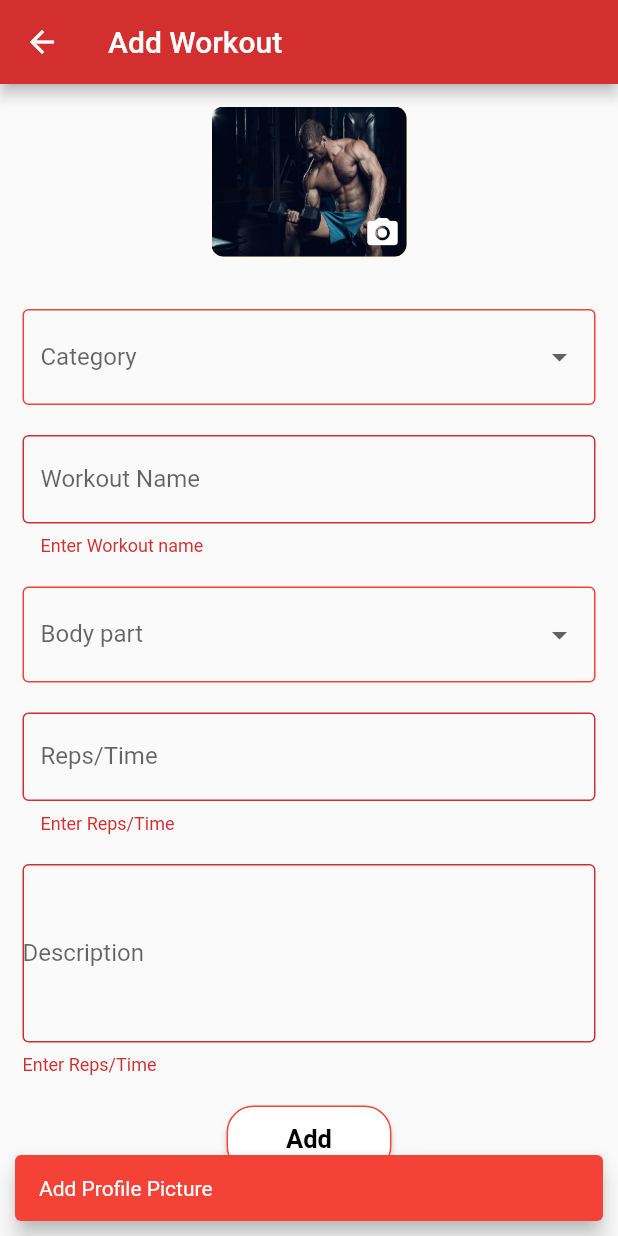
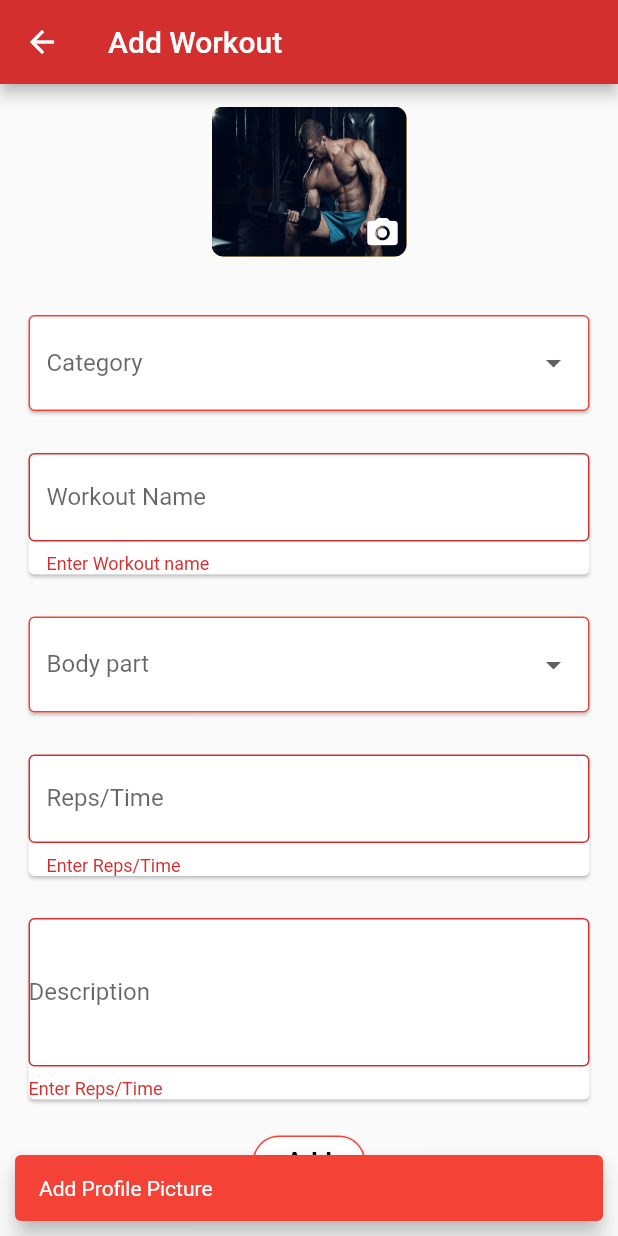
Before and after one commit to Syamkrishna2272/CrossFit-Homeworkout, a Flutter app: the Adminaddworkoutpage screen opened directly, after a tap on "Add", on a phone screen of 412 x 824 dp. Run offline on Flutter 3.47's test engine with Material 2 defaults, Android fonts, the phone set to English and light mode, and no system bars; our stand-ins replace hive, hive_flutter, image_picker, lottie, shared_preferences; accounts and stored records are empty; project files that could hold a hidden picture were left out.

Commit message:
card added for the admin add workout

```diff
--- a/lib/screens/admin_add_workout.dart
+++ b/lib/screens/admin_add_workout.dart
@@ -35,6 +35,7 @@ class _AdminaddworkoutpageState extends State<Adminaddworkoutpage> {
     'Wings'
   ];
   String? category;
+  String? bodypart;
 
   final _categoryController = TextEditingController();
 
@@ -101,7 +102,8 @@ class _AdminaddworkoutpageState extends State<Adminaddworkoutpage> {
                     key: validation,
                     child: Column(
                       children: [
-                        DropdownButtonFormField<String>(
+                        Card(
+                          child: DropdownButtonFormField<String>(
                             value: _selectedcategory,
                             onChanged: (String? value) {
                               setState(() {
@@ -122,10 +124,12 @@ class _AdminaddworkoutpageState extends State<Adminaddworkoutpage> {
                                 enabledBorder: OutlineInputBorder(
                                     borderSide: BorderSide(color: Colors.red))),
                           ),
+                        ),
                         SizedBox(
                           height: 20,
                         ),
-                        TextFormField(
+                        Card(
+                          child: TextFormField(
                             textCapitalization: TextCapitalization.words,
                             validator: (value) {
                               if (value!.isEmpty) {
@@ -142,10 +146,12 @@ class _AdminaddworkoutpageState extends State<Adminaddworkoutpage> {
                               ),
                             ),
                           ),
+                        ),
                         const SizedBox(
                           height: 20,
                         ),
-                        DropdownButtonFormField<String>(
+                        Card(
+                          child: DropdownButtonFormField<String>(
                               value: _selectedbodypart,
                               items: bodypartList.map((String bodypart) {
                                 return DropdownMenuItem<String>(
@@ -165,30 +171,12 @@ class _AdminaddworkoutpageState extends State<Adminaddworkoutpage> {
                                   print(_selectedbodypart);
                                 });
                               }),
-
-                        // TextFormField(
-                        //   textCapitalization: TextCapitalization.words,
-                        //   validator: (value) {
-                        //     if (value!.isEmpty) {
-                        //       return 'Enter Body Part';
-                        //     }
-                        //     return null;
-                        //   },
-                        //   controller: _bodypartController,
-                        //   decoration:  InputDecoration(
-                        //     labelText: "Body Parts",
-                        //     border: OutlineInputBorder(),
-                        //     enabledBorder: OutlineInputBorder(
-                        //       borderSide: BorderSide(color: Colors.red),
-
-                        //     ),
-
-                        //   ),
-                        // ),
+                        ),
                         SizedBox(
                           height: 20,
                         ),
-                        TextFormField(
+                        Card(
+                          child: TextFormField(
                             keyboardType: TextInputType.number,
                             validator: (value) {
                               if (value!.isEmpty) {
@@ -208,10 +196,12 @@ class _AdminaddworkoutpageState extends State<Adminaddworkoutpage> {
                               ),
                             ),
                           ),
+                        ),
                         const SizedBox(
                           height: 20,
                         ),
-                        TextFormField(
+                        Card(
+                          child: TextFormField(
                             validator: (value) {
                               if (value!.isEmpty) {
                                 return 'Enter Reps/Time';
@@ -219,13 +209,15 @@ class _AdminaddworkoutpageState extends State<Adminaddworkoutpage> {
                               return null;
                             },
                             controller: _descriptionController,
-                          textAlign: TextAlign.start,
+                            // textAlign: TextAlign.start,
                             decoration: const InputDecoration(
                               labelText: "Description",
-                            contentPadding: EdgeInsets.symmetric(vertical: 50),
+                              contentPadding:
+                                  EdgeInsets.symmetric(vertical: 40),
                               border: OutlineInputBorder(),
                               enabledBorder: OutlineInputBorder(
                                 borderSide: BorderSide(color: Colors.red),
+                              ),
                             ),
                           ),
                         ),
@@ -235,8 +227,8 @@ class _AdminaddworkoutpageState extends State<Adminaddworkoutpage> {
                   height: 20,
                 ),
                 Container(
-                  width: 110,
-                  height: 45,
+                  width: 75,
+                  height: 35,
                   child: ElevatedButton(
                       onPressed: () {
                         onAddButtonClicked(context);
@@ -265,7 +257,7 @@ class _AdminaddworkoutpageState extends State<Adminaddworkoutpage> {
   Future<void> onAddButtonClicked(context) async {
     // final _category = _categoryController.text.trim();
     final _workoutname = _workoutnameController.text.trim();
-    final _bodypart = _bodypartController.text.trim();
+
     final _reps = _repsController.text.trim();
     final _description = _descriptionController.text.trim();
 
@@ -275,7 +267,7 @@ class _AdminaddworkoutpageState extends State<Adminaddworkoutpage> {
       final workout = Workoutmodel(
           category: _selectedcategory!,
           workoutname: _workoutname,
-          bodypart: _bodypart,
+          bodypart: _selectedbodypart!,
           reps: _reps,
           description: _description,
           image: image!);
```
Also changed, not shown: lib/screens/admin_intro.dart (+43 -44 lines), lib/screens/beginner_page.dart (+8 -9 lines), lib/screens/advance_body_screen.dart (line endings or trailing spaces). Lines whose indentation alone changed are shown as unchanged.
